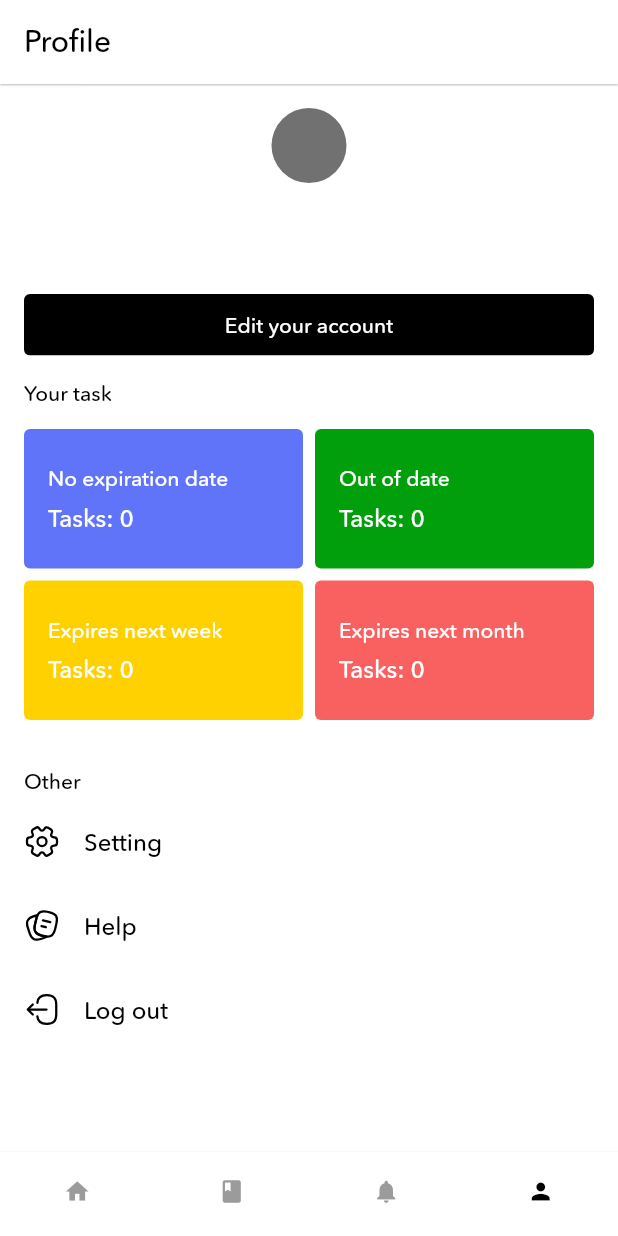
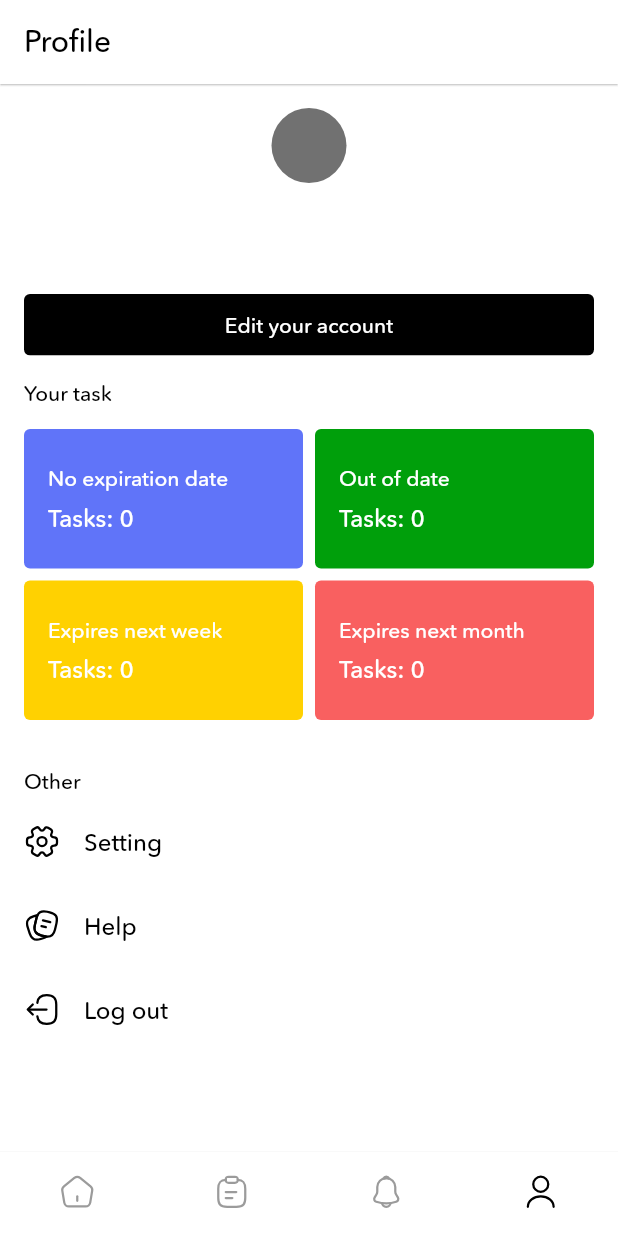
Before and after one commit to lephuc-dev/taskez, a Flutter app: the screen it shows after launch, item 4 of the bottom bar chosen, on a phone screen of 412 x 824 dp. Run offline on Flutter 3.47's test engine with Material 2 defaults, Android fonts, the phone set to English and light mode, and no system bars; our stand-ins replace cloud_firestore, device_preview, dotted_border, equatable, file_picker, firebase_auth and 9 more; missing offline and left inert: boardview; accounts and stored records are empty.

Commit message:
update profile page ver 4

```diff
--- a/lib/pages/bottom_bar/bottom_bar_page.dart
+++ b/lib/pages/bottom_bar/bottom_bar_page.dart
@@ -1,4 +1,5 @@
 import 'package:flutter/material.dart';
+import 'package:flutter_svg/flutter_svg.dart';
 import 'package:taskez/pages/my_information/my_information.dart';
 import '../home/home.dart';
 import '../notification/notification.dart';
@@ -68,50 +69,50 @@ class _BottomBarPageState extends State<BottomBarPage> {
         showSelectedLabels: false,
         showUnselectedLabels: false,
         selectedIconTheme: const IconThemeData(color: Colors.black),
-        items: const <BottomNavigationBarItem>[
+        items: [
           BottomNavigationBarItem(
-            icon: Icon(
-              Icons.home,
+            icon: SvgPicture.asset(
+              VectorImageAssets.ic_home,
               color: AppColors.primaryGray1,
             ),
-            activeIcon: Icon(
-              Icons.home,
+            activeIcon: SvgPicture.asset(
+              VectorImageAssets.ic_home,
               color: AppColors.primaryBlack1,
             ),
             label: "Home",
           ),
           BottomNavigationBarItem(
-            icon: Icon(
-              Icons.book,
+            icon: SvgPicture.asset(
+              VectorImageAssets.ic_schedule,
               color: AppColors.primaryGray1,
             ),
-            activeIcon: Icon(
-              Icons.book,
+            activeIcon: SvgPicture.asset(
+              VectorImageAssets.ic_schedule,
               color: AppColors.primaryBlack1,
             ),
-            label: "Schedule",
+            label: "Home",
           ),
           BottomNavigationBarItem(
-            icon: Icon(
-              Icons.notifications,
+            icon: SvgPicture.asset(
+              VectorImageAssets.ic_notification,
               color: AppColors.primaryGray1,
             ),
-            activeIcon: Icon(
-              Icons.notifications,
+            activeIcon: SvgPicture.asset(
+              VectorImageAssets.ic_notification,
               color: AppColors.primaryBlack1,
             ),
-            label: "Notification",
+            label: "Home",
           ),
           BottomNavigationBarItem(
-            icon: Icon(
-              Icons.person,
+            icon: SvgPicture.asset(
+              VectorImageAssets.ic_user,
               color: AppColors.primaryGray1,
             ),
-            activeIcon: Icon(
-              Icons.person,
+            activeIcon: SvgPicture.asset(
+              VectorImageAssets.ic_user,
               color: AppColors.primaryBlack1,
             ),
-            label: "Settings",
+            label: "Home",
           ),
         ],
         currentIndex: _selectedIndex,
--- a/lib/pages/home/widgets/project_item.dart
+++ b/lib/pages/home/widgets/project_item.dart
@@ -18,7 +18,7 @@ class ProjectItem extends StatelessWidget {
         crossAxisAlignment: CrossAxisAlignment.start,
         children: [
           Padding(
-            padding: const EdgeInsets.symmetric(horizontal: 8.0, vertical: 16),
+            padding: const EdgeInsets.symmetric(horizontal: 8, vertical: 12),
             child: Row(
               crossAxisAlignment: CrossAxisAlignment.center,
               children: [
--- a/lib/resources/assets.dart
+++ b/lib/resources/assets.dart
@@ -21,4 +21,10 @@ class VectorImageAssets {
   static const String ic_setting = '$_pathPrefix/ic_setting.svg';
   static const String ic_help = '$_pathPrefix/ic_help.svg';
   static const String ic_logout = '$_pathPrefix/ic_logout.svg';
+  static const String ic_password = '$_pathPrefix/ic_password.svg';
+  static const String ic_avatar = '$_pathPrefix/ic_avatar.svg';
+  static const String ic_user = '$_pathPrefix/ic_user.svg';
+  static const String ic_home = '$_pathPrefix/ic_home.svg';
+  static const String ic_notification = '$_pathPrefix/ic_notification.svg';
+  static const String ic_schedule = '$_pathPrefix/ic_schedule.svg';
 }
```
Also changed, not shown: lib/pages/home/home_page.dart (+16 -6 lines), lib/pages/my_information/widgets/edit_account_bottom_sheet.dart (+8 -7 lines), assets/images/svg/ic_avatar.svg (added), assets/images/svg/ic_home.svg (added), assets/images/svg/ic_notification.svg (added), assets/images/svg/ic_password.svg (added), assets/images/svg/ic_schedule.svg (added), assets/images/svg/ic_user.svg (added).
